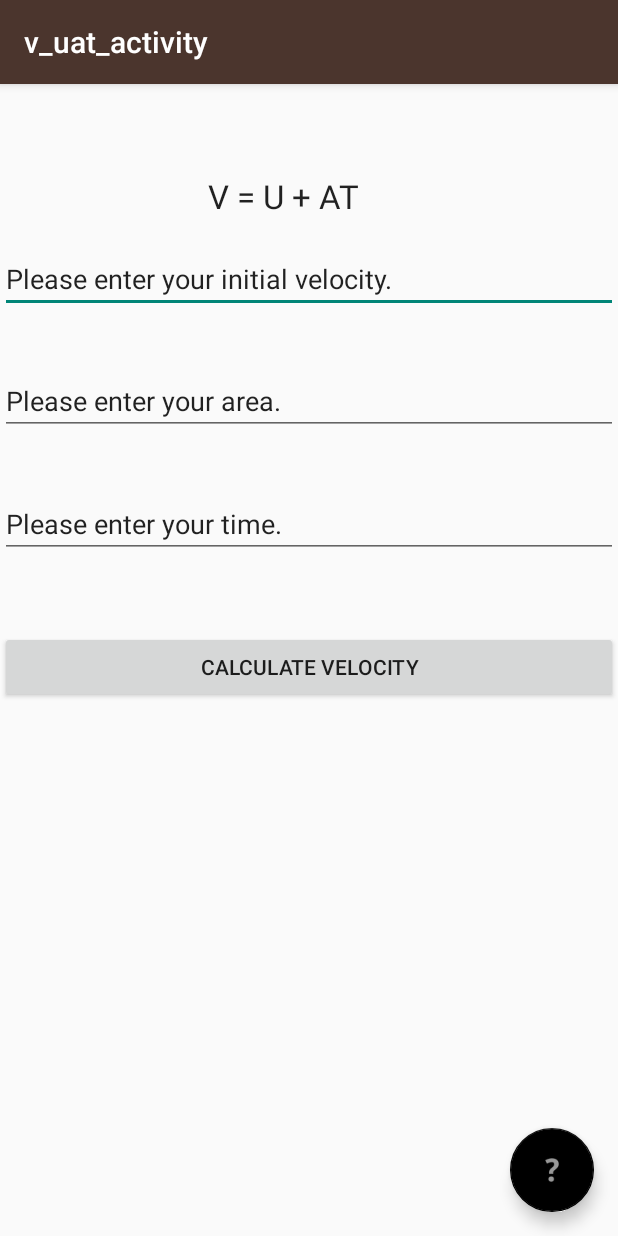
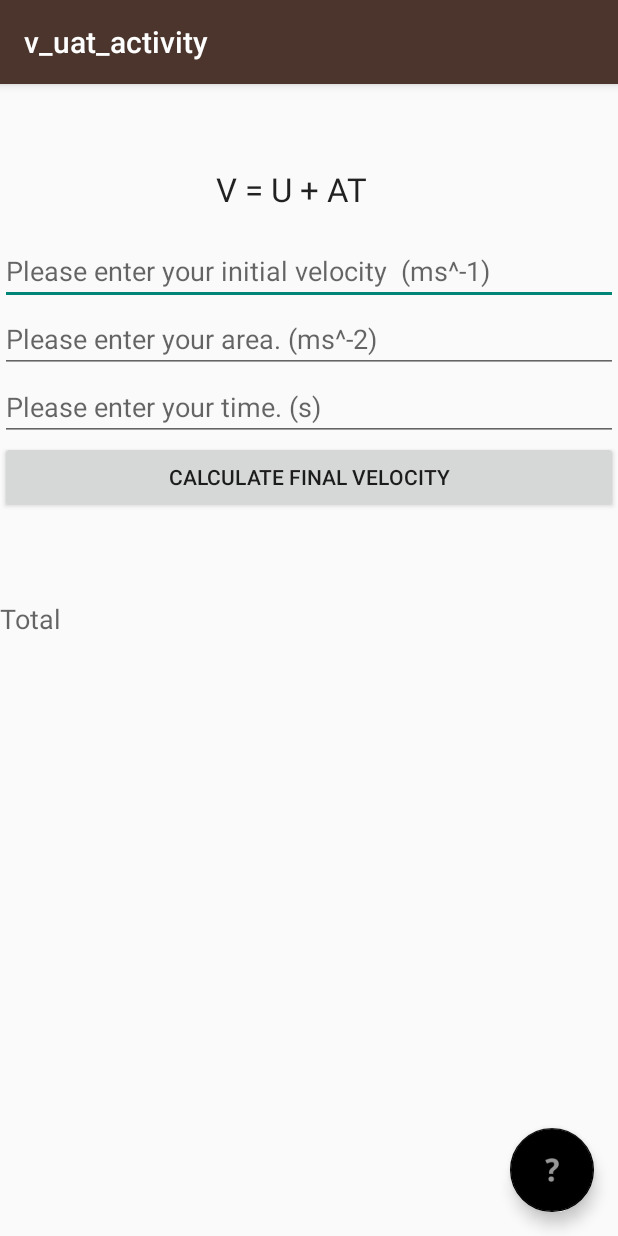
Before and after one commit to Patalayus/CalculatorApp, an Android app: the v_uat_activity screen opened directly, with no data from a screen before it, on a phone screen of 412 x 824 dp. Run offline under Robolectric (Android 15) with nearby library versions, the phone set to English and light mode, and no system bars.

Commit message:
first suvat equation functions finished

```diff
--- a/app/src/main/java/com/laminar/calculator/calculator/v_uat_activity.java
+++ b/app/src/main/java/com/laminar/calculator/calculator/v_uat_activity.java
@@ -6,6 +6,10 @@ import android.support.design.widget.Snackbar;
 import android.support.v7.app.AppCompatActivity;
 import android.support.v7.widget.Toolbar;
 import android.view.View;
+import android.widget.EditText;
+import android.widget.TextView;
+
+import org.w3c.dom.Text;
 
 public class v_uat_activity extends AppCompatActivity {
 
@@ -20,12 +24,30 @@ public class v_uat_activity extends AppCompatActivity {
         fab.setOnClickListener(new View.OnClickListener() {
             @Override
             public void onClick(View view) {
-                Snackbar.make(view, "Please enter your initial velocity, acceleration and time"
+                Snackbar.make(view, "Please enter your initial velocity, area and time"
                         , Snackbar.LENGTH_LONG)
                         .setAction("Action", null).show();
-            }
+            }});
+    }
+    public void onClickVelocity(View a){
+        EditText initial_id = (EditText)findViewById(R.id.initial_id);
+        EditText area_id = (EditText)findViewById(R.id.area_id);
+        EditText time_id = (EditText)findViewById(R.id.time_id);
 
-        });
+        if (initial_id.length()==0||area_id.length()==0||time_id.length()==0){
+            Snackbar Reminder = Snackbar.make(a, "Please enter numbers to use for calculation", Snackbar.LENGTH_LONG);
+            Reminder.show();
+            //show notification if user has not entered a number
+        }else if(a.getId() == R.id.velocity_calculation){
+            double enps_InitialVelocity = Double.parseDouble(initial_id.getText().toString());
+            double enps_Area = Double.parseDouble(area_id.getText().toString());
+            double enps_Time = Double.parseDouble(time_id.getText().toString());
+            //V=U+AT
+            double enps_AT = enps_Area * enps_Time;
+            double enps_VUAT = enps_InitialVelocity + enps_AT;
+            TextView VelocityOutput = (TextView)findViewById(R.id.VelocityOutput);
+            VelocityOutput.setText("Your total velocity is "+enps_VUAT+"ms^-1");
+
+        }
     }
-
 }
--- a/app/src/main/res/layout/activity_v_uat_activity.xml
+++ b/app/src/main/res/layout/activity_v_uat_activity.xml
@@ -48,53 +48,52 @@
             android:layout_width="match_parent"
             android:layout_height="wrap_content"
             android:layout_weight="0.03"
-            android:text="                          V = U + AT "
+            android:text="                           V = U + AT "
             android:textAppearance="@style/TextAppearance.AppCompat.Large" />
 
         <EditText
-            android:id="@+id/editText"
+            android:id="@+id/initial_id"
             android:layout_width="match_parent"
             android:layout_height="wrap_content"
             android:ems="10"
-            android:inputType="textPersonName"
-            android:text="Please enter your initial velocity." />
+            android:hint="Please enter your initial velocity  (ms^-1)"
+            android:inputType="number|numberSigned|numberDecimal" />
+
+        <EditText
+            android:id="@+id/area_id"
+            android:layout_width="match_parent"
+            android:layout_height="wrap_content"
+            android:ems="10"
+            android:hint="Please enter your area. (ms^-2)"
+            android:inputType="number|numberSigned|numberDecimal" />
+
+        <EditText
+            android:id="@+id/time_id"
+            android:layout_width="match_parent"
+            android:layout_height="wrap_content"
+            android:ems="10"
+            android:hint="Please enter your time. (s)"
+            android:inputType="number|numberSigned|numberDecimal" />
+
+        <Button
+            android:id="@+id/velocity_calculation"
+            android:layout_width="match_parent"
+            android:layout_height="wrap_content"
+            android:onClick="onClickVelocity"
+            android:text="Calculate Final velocity" />
 
         <Space
             android:layout_width="match_parent"
             android:layout_height="wrap_content"
-            android:layout_weight="0.06" />
+            android:layout_weight="0.10" />
 
-        <EditText
-            android:id="@+id/editText2"
+        <TextView
+            android:id="@+id/VelocityOutput"
             android:layout_width="match_parent"
             android:layout_height="wrap_content"
-            android:ems="10"
-            android:inputType="textPersonName"
-            android:text="Please enter your area." />
-
-        <Space
-            android:layout_width="match_parent"
-            android:layout_height="wrap_content"
-            android:layout_weight="0.06" />
-
-        <EditText
-            android:id="@+id/editText3"
-            android:layout_width="match_parent"
-            android:layout_height="wrap_content"
-            android:ems="10"
-            android:inputType="textPersonName"
-            android:text="Please enter your time." />
-
-        <Space
-            android:layout_width="match_parent"
-            android:layout_height="wrap_content"
-            android:layout_weight="0.08" />
-
-        <Button
-            android:id="@+id/button"
-            android:layout_width="match_parent"
-            android:layout_height="wrap_content"
-            android:text="Calculate velocity" />
+            android:layout_weight="0.07"
+            android:text="Total"
+            android:textAppearance="@style/TextAppearance.AppCompat.Medium" />
     </LinearLayout>
 
 </android.support.design.widget.CoordinatorLayout>
```
Also changed, not shown: app/src/main/java/com/laminar/calculator/calculator/activity_suvat.java (+4 -5 lines).
